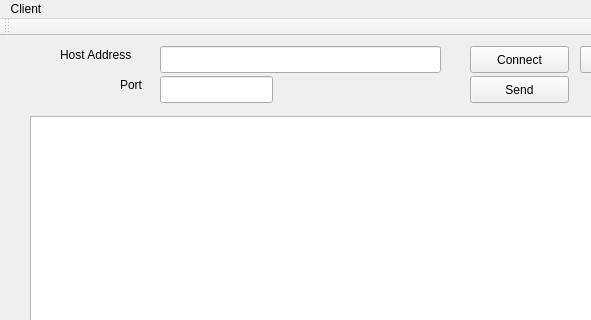
This is NetzynClient/mainwindow.ui in ESE519/Authoring_Tools_4_product_tagging as Qt 5 draws it before an edit; both pictures show x 0 to 591 and y 0 to 320 of the 700 by 600 pixel window. The edited form follows.
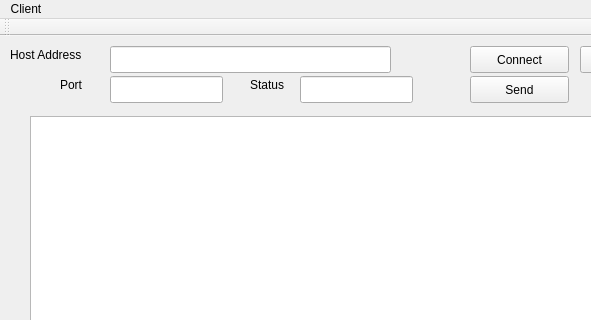
This is the edited form.

```diff
--- a/NetzynClient/mainwindow.ui
+++ b/NetzynClient/mainwindow.ui
@@ -17,7 +17,7 @@
    <widget class="QLineEdit" name="lineEditHostAddress">
     <property name="geometry">
      <rect>
-      <x>160</x>
+      <x>110</x>
       <y>10</y>
       <width>281</width>
       <height>27</height>
@@ -33,7 +33,7 @@
    <widget class="QLineEdit" name="lineEditPort">
     <property name="geometry">
      <rect>
-      <x>160</x>
+      <x>110</x>
       <y>40</y>
       <width>113</width>
       <height>27</height>
@@ -104,7 +104,7 @@
    <widget class="QLabel" name="label">
     <property name="geometry">
      <rect>
-      <x>60</x>
+      <x>10</x>
       <y>10</y>
       <width>91</width>
       <height>17</height>
@@ -117,7 +117,7 @@
    <widget class="QLabel" name="label_2">
     <property name="geometry">
      <rect>
-      <x>120</x>
+      <x>60</x>
       <y>40</y>
       <width>31</width>
       <height>17</height>
@@ -127,6 +127,29 @@
      <string>Port</string>
     </property>
    </widget>
+   <widget class="QLabel" name="label_3">
+    <property name="geometry">
+     <rect>
+      <x>250</x>
+      <y>40</y>
+      <width>51</width>
+      <height>17</height>
+     </rect>
+    </property>
+    <property name="text">
+     <string>Status</string>
+    </property>
+   </widget>
+   <widget class="QLineEdit" name="lineEditStatus">
+    <property name="geometry">
+     <rect>
+      <x>300</x>
+      <y>40</y>
+      <width>113</width>
+      <height>27</height>
+     </rect>
+    </property>
+   </widget>
   </widget>
   <widget class="QMenuBar" name="menuBar">
    <property name="geometry">
```
Left out of the diff: 2 changed lines with no effect on the pictures.
